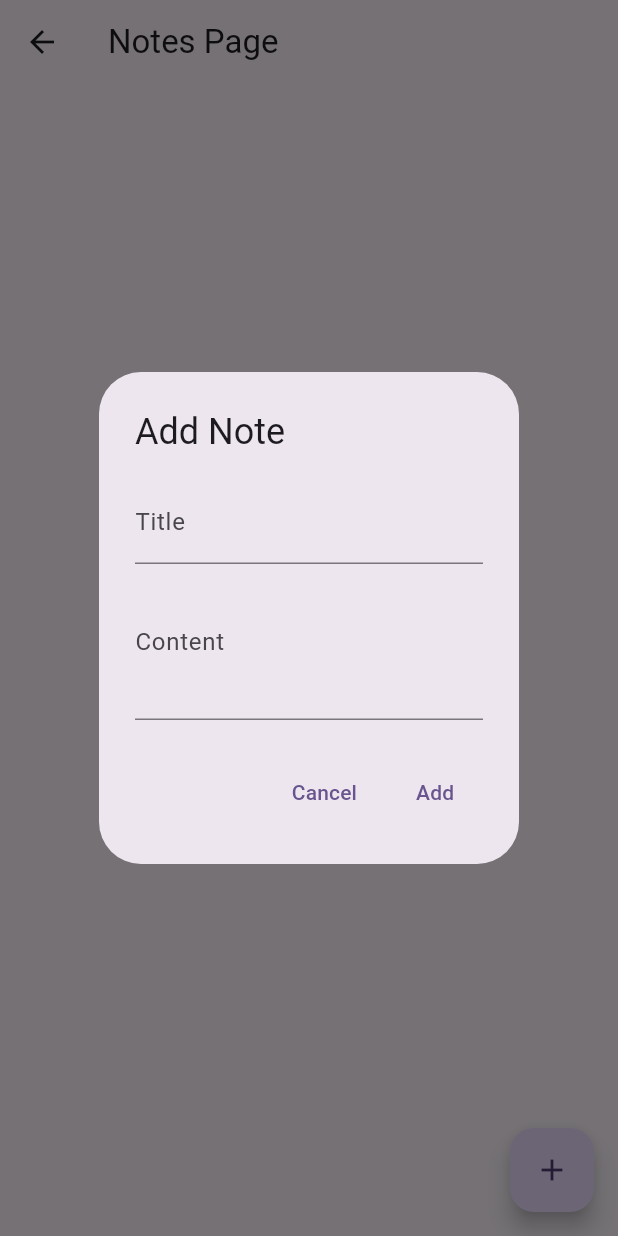
After one commit to subasharyalgeorgian/Assignment3_flutter, a Flutter app: the NotesPage screen opened by its route, after a tap on the "add" icon, on a phone screen of 412 x 824 dp. The commit adds this screen. Run offline on Flutter 3.47's test engine with Material 3 defaults, Android fonts, the phone set to English and light mode, and no system bars; network calls fail.

Commit message:
Added notes screen

```diff
--- a/lib/main.dart
+++ b/lib/main.dart
@@ -1,6 +1,7 @@
 import 'package:flutter/material.dart';
 import 'package:flutter_assignment_3/calculatorScreen.dart';
 import 'package:flutter_assignment_3/jokesScreen.dart';
+import 'package:flutter_assignment_3/notesScreen.dart';
 import 'package:flutter_assignment_3/pageItem.dart';
 
 void main() {
@@ -14,7 +15,7 @@ class MyApp extends StatelessWidget {
   @override
   Widget build(BuildContext context) {
     return MaterialApp(
-      title: 'Flutter Demo',
+      title: 'Test Case',
       theme: ThemeData(
         // This is the theme of your application.
         //
@@ -25,14 +26,14 @@ class MyApp extends StatelessWidget {
         switch (settings.name) {
           case '/calculator':
             return MaterialPageRoute(builder: (_) => CalculatorPage());
-          case '/jokesApi':
-            return MaterialPageRoute(builder: (_) => JokesPage());
-          case '/NotesApi':
-            return MaterialPageRoute(builder: (_) => MyHomePage(title: 'Notes api call.'));
+          case '/jokes':
+            return MaterialPageRoute(builder: (_) => const JokesPage());
+          case '/notes':
+            return MaterialPageRoute(builder: (_) =>  NotesPage());
           default:
-            return MaterialPageRoute(builder: (_) => MyHomePage(title: 'Default page'));
+            return MaterialPageRoute(builder: (_) => const MyHomePage(title: 'Default page'));
         }      },
-      home: const MyHomePage(title: 'Flutter Demo Home Page'),
+      home: const MyHomePage(title: 'TestCase'),
     );
   }
 }
@@ -114,7 +115,7 @@ class _MyHomePageState extends State<MyHomePage> {
             PageItem(
               title: 'Jokes',
               icon: Icons.sentiment_satisfied,
-              route: '/jokesApi',
+              route: '/jokes',
             ),
             PageItem(
               title: 'Notes',
--- /dev/null
+++ b/lib/notesScreen.dart
@@ -0,0 +1,117 @@
+import 'package:flutter/material.dart';
+
+// note_model.dart
+class Note {
+  String title;
+  String content;
+
+  Note({required this.title, required this.content});
+}
+
+// notes_page.dart
+
+class NotesPage extends StatefulWidget {
+  @override
+  _NotesPageState createState() => _NotesPageState();
+}
+
+class _NotesPageState extends State<NotesPage> {
+  List<Note> _notes = [];
+
+  void _showNoteDialog({Note? note}) {
+    TextEditingController titleController = TextEditingController();
+    TextEditingController contentController = TextEditingController();
+
+    if (note != null) {
+      titleController.text = note.title;
+      contentController.text = note.content;
+    }
+
+    showDialog(
+      context: context,
+      builder: (context) {
+        return AlertDialog(
+          title: Text(note == null ? 'Add Note' : 'Edit Note'),
+          content: Column(
+            mainAxisSize: MainAxisSize.min,
+            children: [
+              TextField(
+                controller: titleController,
+                decoration: InputDecoration(labelText: 'Title'),
+              ),
+              TextField(
+                controller: contentController,
+                decoration: InputDecoration(labelText: 'Content'),
+                maxLines: 3,
+              ),
+            ],
+          ),
+          actions: [
+            TextButton(
+              onPressed: () {
+                Navigator.pop(context);
+              },
+              child: Text('Cancel'),
+            ),
+            TextButton(
+              onPressed: () {
+                setState(() {
+                  if (note == null) {
+                    _notes.add(Note(
+                      title: titleController.text,
+                      content: contentController.text,
+                    ));
+                  } else {
+                    note.title = titleController.text;
+                    note.content = contentController.text;
+                  }
+                });
+                Navigator.pop(context);
+              },
+              child: Text(note == null ? 'Add' : 'Save'),
+            ),
+          ],
+        );
+      },
+    );
+  }
+
+  void _deleteNote(int index) {
+    setState(() {
+      _notes.removeAt(index);
+    });
+  }
+
+  @override
+  Widget build(BuildContext context) {
+    return Scaffold(
+      appBar: AppBar(
+        title: Text('Notes Page'),
+      ),
+      body: ListView.builder(
+        itemCount: _notes.length,
+        itemBuilder: (context, index) {
+          return ListTile(
+            title: Text(_notes[index].title),
+            subtitle: Text(_notes[index].content),
+            trailing: IconButton(
+              icon: Icon(Icons.delete),
+              onPressed: () {
+                _deleteNote(index);
+              },
+            ),
+            onTap: () {
+              _showNoteDialog(note: _notes[index]);
+            },
+          );
+        },
+      ),
+      floatingActionButton: FloatingActionButton(
+        onPressed: () {
+          _showNoteDialog();
+        },
+        child: Icon(Icons.add),
+      ),
+    );
+  }
+}
```
Also changed, not shown: lib/jokesScreen.dart (+8 -5 lines).
